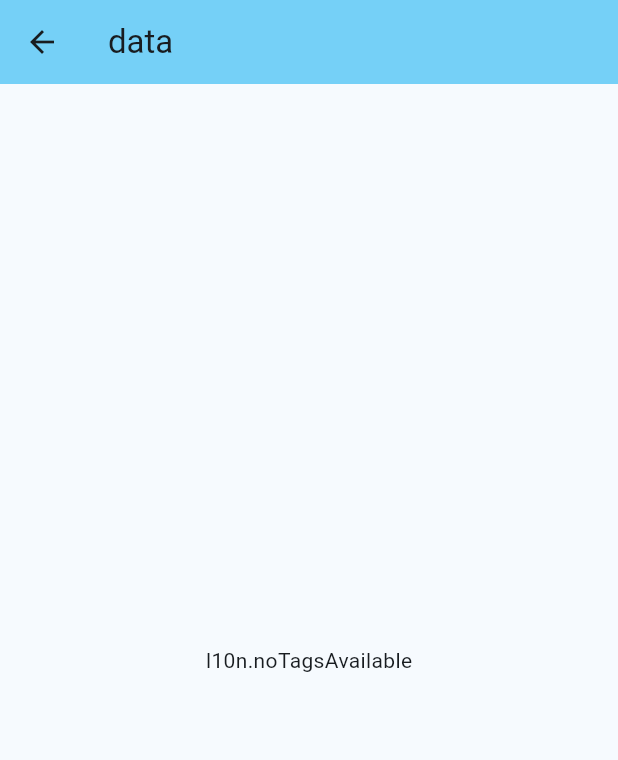
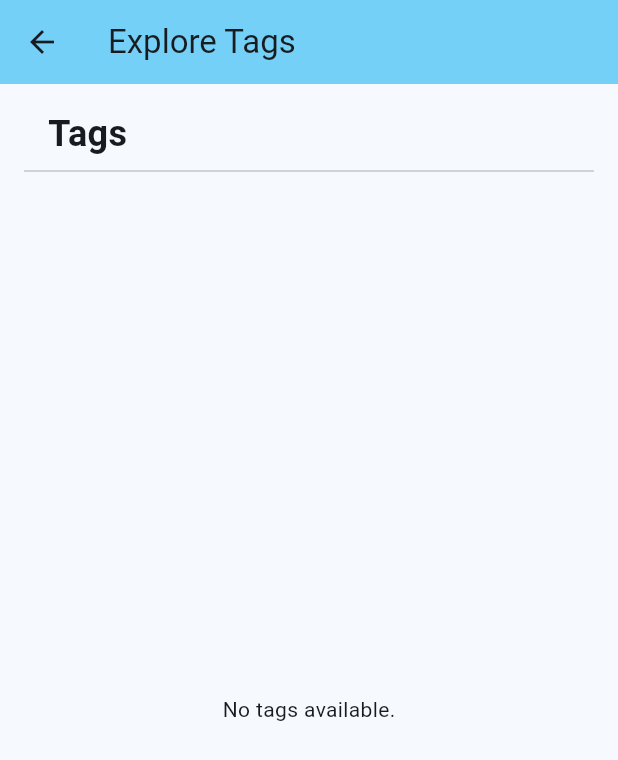
Before and after one commit to paugarcia32/ToDo-List-App, a Flutter app: the ExploreView screen opened directly, on a phone screen of 412 x 824 dp. Shown: the top 760 px of the screen. Run offline on Flutter 3.47's test engine with Material 3 defaults, Android fonts, the phone set to English and light mode, and no system bars; our stand-ins replace bloc, equatable, flutter_bloc, rxdart, shared_preferences; accounts and stored records are empty; generated files the repository leaves out were written again.

Commit message:
UI changed

```diff
--- a/lib/explore/view/explore_page.dart
+++ b/lib/explore/view/explore_page.dart
@@ -1,6 +1,7 @@
 import 'package:flutter/material.dart';
 import 'package:flutter_bloc/flutter_bloc.dart';
 import 'package:todo_app/explore/bloc/explore_bloc.dart';
+import 'package:todo_app/explore/widgets/tag_list_tile.dart';
 import 'package:todo_app/l10n/l10n.dart';
 import 'package:todos_repository/todos_repository.dart';
 
@@ -13,7 +14,7 @@ class ExplorePage extends StatelessWidget {
       create: (context) => ExploreBloc(
         todosRepository: context.read<TodosRepository>(),
       )..add(const TagsSubscriptionRequested()),
-      child: ExploreView(),
+      child: const ExploreView(),
     );
   }
 }
@@ -24,58 +25,61 @@ class ExploreView extends StatelessWidget {
   @override
   Widget build(BuildContext context) {
     final l10n = context.l10n;
-    final state = context.watch<ExploreBloc>().state;
-    final textTheme = Theme.of(context).textTheme;
+    // final textTheme = Theme.of(context).textTheme;
 
     return Scaffold(
       appBar: AppBar(
-        title: Text("data"),
+        title: Text(l10n.exploreTitle),
       ),
-      body: BlocBuilder<ExploreBloc, ExploreState>(
+      body: Padding(
+        padding: const EdgeInsets.all(16.0),
+        child: Column(
+          crossAxisAlignment: CrossAxisAlignment.start,
+          children: [
+            Padding(
+              padding: const EdgeInsets.symmetric(horizontal: 16.0),
+              child: Text(
+                'Tags',
+                style: TextStyle(
+                  fontSize: 24,
+                  fontWeight: FontWeight.bold,
+                ),
+              ),
+            ),
+            const Divider(),
+            const SizedBox(height: 16.0),
+            Expanded(
+              child: BlocBuilder<ExploreBloc, ExploreState>(
                 builder: (context, state) {
                   switch (state.status) {
                     case ExploreStatus.initial:
-              return Center(
-                child: Text(
-                  "l10n.initialStateMessage",
-                  // style: textTheme.subtitle1,
-                ),
-              );
+                      return Center(child: Text(l10n.initialStateMessage));
                     case ExploreStatus.loading:
-              return const Center(
-                child: CircularProgressIndicator(),
-              );
+                      return const Center(child: CircularProgressIndicator());
+                    case ExploreStatus.failure:
+                      return Center(child: Text(l10n.failureStateMessage));
                     case ExploreStatus.success:
                       if (state.tags.isEmpty) {
-                return Center(
-                  child: Text(
-                    "l10n.noTagsAvailable",
-                    // style: textTheme.subtitle1,
-                  ),
-                );
+                        return Center(child: Text(l10n.noTagsAvailable));
                       }
                       return ListView.separated(
-                padding: const EdgeInsets.all(16.0),
                         itemCount: state.tags.length,
                         itemBuilder: (context, index) {
                           final tag = state.tags.elementAt(index);
-                  return Text(
-                    tag,
-                    // style: textTheme.subtitle1,
+                          return TagListTile(
+                            tag: tag,
+                            onTap: () {},
                           );
                         },
-                separatorBuilder: (context, index) => const SizedBox(height: 8.0),
-              );
-            case ExploreStatus.failure:
-              return Center(
-                child: Text(
-                  "l10n.failureStateMessage",
-                  // style: textTheme.subtitle1?.copyWith(color: Colors.red),
-                ),
+                        separatorBuilder: (context, index) => const SizedBox(height: 0.0),
                       );
                   }
                 },
               ),
+            ),
+          ],
+        ),
+      ),
     );
   }
 }
--- a/lib/l10n/arb/app_en.arb
+++ b/lib/l10n/arb/app_en.arb
@@ -112,5 +112,11 @@
   "statsActiveTodoCountLabel": "Active todos",
   "@statsActiveTodoCountLabel": {
     "description": "Label text shown in the active todos count section of the Stats Page"
-  }
+  },
+
+  "exploreTitle": "Explore Tags",
+  "initialStateMessage": "Please wait...",
+  "noTagsAvailable": "No tags available.",
+  "failureStateMessage": "Failed to load tags. Please try again."
+
 }
```
Also changed, not shown: lib/explore/widgets/tag_card.dart (added, +52 -0 lines), lib/explore/widgets/tag_list_tile.dart (added, +47 -0 lines). Lines whose indentation alone changed are shown as unchanged.
